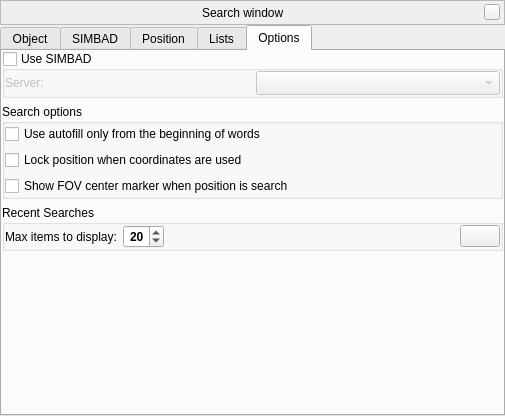
Qt form src/gui/searchDialogGui.ui (Stellarium/stellarium) before a commit.
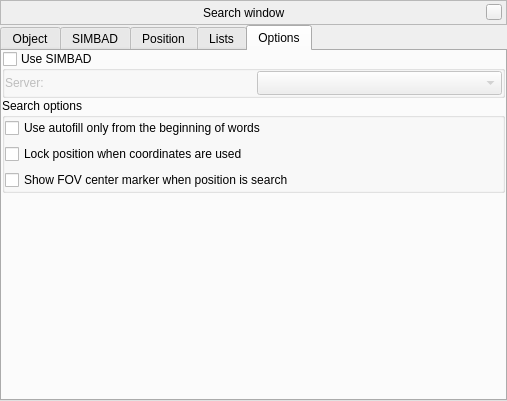
The same form after that commit. The open tabs and pages were chosen to show the change. Icons and pictures are not drawn. Custom widgets are drawn as their Qt base class.

Diff of the .ui file:
```diff
--- a/src/gui/searchDialogGui.ui
+++ b/src/gui/searchDialogGui.ui
@@ -6,8 +6,8 @@
    <rect>
     <x>0</x>
     <y>0</y>
-    <width>505</width>
-    <height>416</height>
+    <width>507</width>
+    <height>401</height>
    </rect>
   </property>
   <property name="sizePolicy">
@@ -1028,7 +1028,10 @@
       <attribute name="title">
        <string>Options</string>
       </attribute>
-      <layout class="QGridLayout" name="gridLayout_6">
+      <layout class="QVBoxLayout" name="verticalLayout_4">
+       <property name="spacing">
+        <number>0</number>
+       </property>
        <property name="leftMargin">
         <number>0</number>
        </property>
@@ -1041,65 +1044,7 @@
        <property name="bottomMargin">
         <number>0</number>
        </property>
-       <item row="1" column="0" colspan="2">
-        <widget class="QGroupBox" name="searchOptions">
-         <property name="title">
-          <string>Search options</string>
-         </property>
-         <layout class="QVBoxLayout" name="verticalLayout_8">
-          <property name="leftMargin">
-           <number>0</number>
-          </property>
-          <property name="topMargin">
-           <number>0</number>
-          </property>
-          <property name="rightMargin">
-           <number>0</number>
-          </property>
-          <property name="bottomMargin">
-           <number>0</number>
-          </property>
-          <item>
-           <widget class="QCheckBox" name="checkBoxUseStartOfWords">
-            <property name="text">
-             <string>Use autofill only from the beginning of words</string>
-            </property>
-            <property name="checked">
-             <bool>false</bool>
-            </property>
-           </widget>
-          </item>
-          <item>
-           <widget class="QCheckBox" name="checkBoxLockPosition">
-            <property name="text">
-             <string>Lock position when coordinates are used</string>
-            </property>
-           </widget>
-          </item>
-          <item>
-           <widget class="QCheckBox" name="checkBoxFOVCenterMarker">
-            <property name="text">
-             <string>Show FOV center marker when position is search</string>
-            </property>
-           </widget>
-          </item>
-         </layout>
-        </widget>
-       </item>
-       <item row="3" column="0" colspan="2">
-        <spacer name="verticalSpacer">
-         <property name="orientation">
-          <enum>Qt::Vertical</enum>
-         </property>
-         <property name="sizeHint" stdset="0">
-          <size>
-           <width>20</width>
-           <height>40</height>
-          </size>
-         </property>
-        </spacer>
-       </item>
-       <item row="0" column="0" colspan="2">
+       <item>
         <widget class="QGroupBox" name="simbadGroupBox">
          <property name="toolTip">
           <string>Use on-line astronomical database SIMBAD</string>
@@ -1116,7 +1061,7 @@
          <property name="checked">
           <bool>false</bool>
          </property>
-         <layout class="QVBoxLayout" name="verticalLayout_6">
+         <layout class="QVBoxLayout" name="verticalLayout_5">
           <property name="leftMargin">
            <number>0</number>
           </property>
@@ -1168,12 +1113,12 @@
          </layout>
         </widget>
        </item>
-       <item row="2" column="0" colspan="2">
-        <widget class="QGroupBox" name="recentSearches">
+       <item>
+        <widget class="QGroupBox" name="searchOptions">
          <property name="title">
-          <string>Recent Searches</string>
+          <string>Search options</string>
          </property>
-         <layout class="QGridLayout" name="gridLayout_5">
+         <layout class="QVBoxLayout" name="verticalLayout_6">
           <property name="leftMargin">
            <number>0</number>
           </property>
@@ -1186,94 +1131,43 @@
           <property name="bottomMargin">
            <number>0</number>
           </property>
-          <item row="0" column="0">
-           <layout class="QHBoxLayout" name="horizontalLayout_5">
-            <item>
-             <widget class="QLabel" name="recentSearchSizeLabel">
-              <property name="enabled">
-               <bool>true</bool>
-              </property>
-              <property name="toolTip">
-               <string/>
-              </property>
-              <property name="toolTipDuration">
-               <number>-1</number>
-              </property>
-              <property name="text">
-               <string>Max items to display:</string>
-              </property>
-             </widget>
-            </item>
-            <item>
-             <widget class="QSpinBox" name="recentSearchSizeSpinBox">
-              <property name="enabled">
-               <bool>true</bool>
-              </property>
-              <property name="sizePolicy">
-               <sizepolicy hsizetype="Minimum" vsizetype="Fixed">
-                <horstretch>0</horstretch>
-                <verstretch>0</verstretch>
-               </sizepolicy>
-              </property>
-              <property name="font">
-               <font>
-                <weight>75</weight>
-                <bold>true</bold>
-               </font>
-              </property>
-              <property name="toolTipDuration">
-               <number>-1</number>
-              </property>
-              <property name="autoFillBackground">
-               <bool>true</bool>
-              </property>
-              <property name="styleSheet">
-               <string notr="true"/>
-              </property>
-              <property name="alignment">
-               <set>Qt::AlignRight|Qt::AlignTrailing|Qt::AlignVCenter</set>
-              </property>
-              <property name="minimum">
-               <number>0</number>
-              </property>
-              <property name="maximum">
-               <number>99</number>
-              </property>
-              <property name="value">
-               <number>20</number>
-              </property>
-             </widget>
-            </item>
-            <item>
-             <spacer name="horizontalSpacer_2">
-              <property name="orientation">
-               <enum>Qt::Horizontal</enum>
-              </property>
-              <property name="sizeHint" stdset="0">
-               <size>
-                <width>40</width>
-                <height>20</height>
-               </size>
-              </property>
-             </spacer>
-            </item>
-            <item>
-             <widget class="QPushButton" name="recentSearchClearDataPushButton">
-              <property name="toolTip">
-               <string extracomment="Deletes all recent search object data"/>
-              </property>
-              <property name="icon">
-               <iconset resource="../../data/gui/guiRes.qrc">
-                <normaloff>:/graphicGui/uibtDelete.png</normaloff>
-                <disabledoff>:/graphicGui/uibtDelete-disabled.png</disabledoff>:/graphicGui/uibtDelete.png</iconset>
-              </property>
-             </widget>
-            </item>
-           </layout>
+          <item>
+           <widget class="QCheckBox" name="checkBoxUseStartOfWords">
+            <property name="text">
+             <string>Use autofill only from the beginning of words</string>
+            </property>
+           </widget>
+          </item>
+          <item>
+           <widget class="QCheckBox" name="checkBoxLockPosition">
+            <property name="text">
+             <string>Lock position when coordinates are used</string>
+            </property>
+           </widget>
+          </item>
+          <item>
+           <widget class="QCheckBox" name="checkBoxFOVCenterMarker">
+            <property name="text">
+             <string>Show FOV center marker when position is search</string>
+            </property>
+           </widget>
           </item>
          </layout>
         </widget>
        </item>
+       <item>
+        <spacer name="verticalSpacer">
+         <property name="orientation">
+          <enum>Qt::Vertical</enum>
+         </property>
+         <property name="sizeHint" stdset="0">
+          <size>
+           <width>20</width>
+           <height>40</height>
+          </size>
+         </property>
+        </spacer>
+       </item>
       </layout>
      </widget>
     </widget>
@@ -1292,6 +1186,11 @@
    <extends>QSpinBox</extends>
    <header>AngleSpinBox.hpp</header>
   </customwidget>
+  <customwidget>
+   <class>CompletionLabel</class>
+   <extends>QLabel</extends>
+   <header>SearchDialog.hpp</header>
+  </customwidget>
  </customwidgets>
  <tabstops>
   <tabstop>tabWidget</tabstop>
```
Left out of the diff: 62 changed lines with no effect on the pictures.
